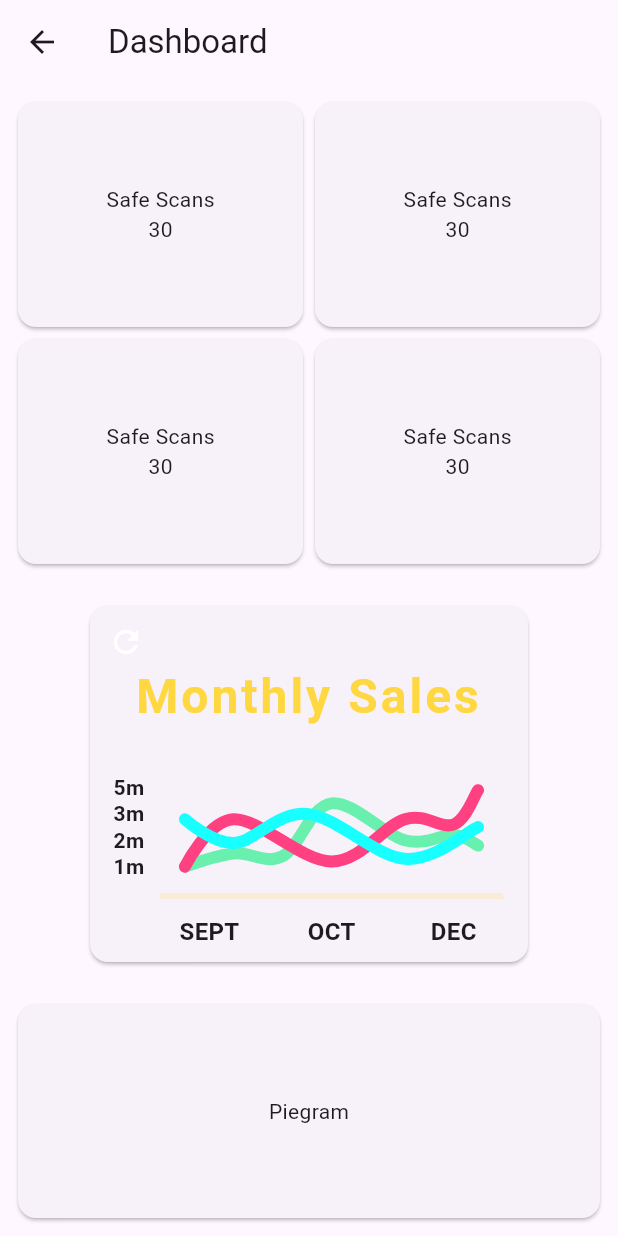
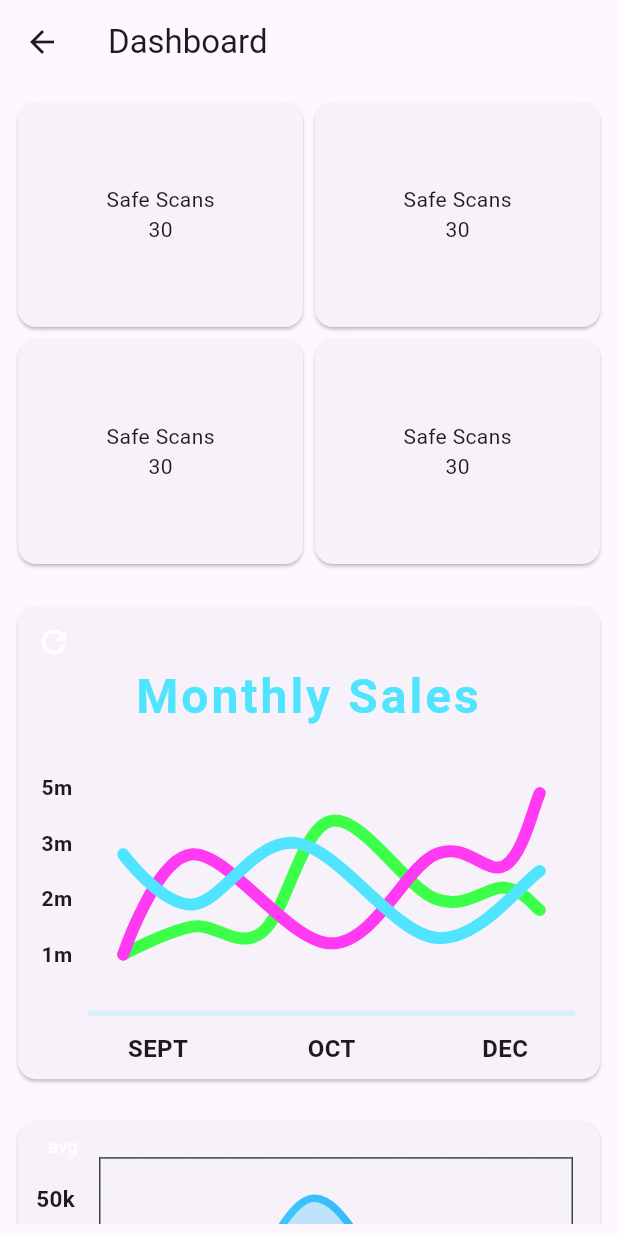
Before and after one commit to shmaisanimostafa/Security-Guard-Mobile-Admin, a Flutter app: the DashboardScreen screen opened directly, on a phone screen of 412 x 824 dp. Run offline on Flutter 3.47's test engine with Material 3 defaults, Android fonts, the phone set to English and light mode, and no system bars; drawn by our look-alikes of fl_chart; our stand-ins replace avatar_glow, dotted_border, file_picker, google_generative_ai, image_picker, speech_to_text; missing offline and left inert: feedback, flutter_email_sender, google_mlkit_text_recognition, highlight_text; statements that could not run were skipped.

Commit message:
Edit the Dashboard Charts

```diff
--- a/security_guard_mobile_admin/lib/components/line_chart_one.dart
+++ b/security_guard_mobile_admin/lib/components/line_chart_one.dart
@@ -1,3 +1,5 @@
+import 'package:capstone_proj/models/app_colors.dart';
+
 import 'package:fl_chart/fl_chart.dart';
 import 'package:flutter/material.dart';
 
@@ -167,11 +169,8 @@
   FlBorderData get borderData => FlBorderData(
         show: true,
         border: Border(
-          bottom: BorderSide(
-            color: Colors.amberAccent.withOpacity(0.2),
-            width: 4,
-          ),
-          // Theme.of().primaryColor.withOpacity(0.2), width: 4),
+          bottom:
+              BorderSide(color: AppColors.primary.withOpacity(0.2), width: 4),
           left: const BorderSide(color: Colors.transparent),
           right: const BorderSide(color: Colors.transparent),
           top: const BorderSide(color: Colors.transparent),
@@ -180,7 +179,7 @@
 
   LineChartBarData get lineChartBarData1_1 => LineChartBarData(
         isCurved: true,
-        color: Colors.greenAccent,
+        color: AppColors.contentColorGreen,
         barWidth: 8,
         isStrokeCapRound: true,
         dotData: const FlDotData(show: false),
@@ -198,13 +197,13 @@
 
   LineChartBarData get lineChartBarData1_2 => LineChartBarData(
         isCurved: true,
-        color: Colors.pinkAccent,
+        color: AppColors.contentColorPink,
         barWidth: 8,
         isStrokeCapRound: true,
         dotData: const FlDotData(show: false),
         belowBarData: BarAreaData(
           show: false,
-          color: Colors.pinkAccent.withOpacity(0),
+          color: AppColors.contentColorPink.withOpacity(0),
         ),
         spots: const [
           FlSpot(1, 1),
@@ -218,7 +217,7 @@
 
   LineChartBarData get lineChartBarData1_3 => LineChartBarData(
         isCurved: true,
-        color: Colors.cyanAccent,
+        color: AppColors.contentColorCyan,
         barWidth: 8,
         isStrokeCapRound: true,
         dotData: const FlDotData(show: false),
@@ -235,7 +234,7 @@
   LineChartBarData get lineChartBarData2_1 => LineChartBarData(
         isCurved: true,
         curveSmoothness: 0,
-        color: Colors.greenAccent.withOpacity(0.5),
+        color: AppColors.contentColorGreen.withOpacity(0.5),
         barWidth: 4,
         isStrokeCapRound: true,
         dotData: const FlDotData(show: false),
@@ -253,13 +252,13 @@
 
   LineChartBarData get lineChartBarData2_2 => LineChartBarData(
         isCurved: true,
-        color: Colors.pinkAccent.withOpacity(0.5),
+        color: AppColors.contentColorPink.withOpacity(0.5),
         barWidth: 4,
         isStrokeCapRound: true,
         dotData: const FlDotData(show: false),
         belowBarData: BarAreaData(
           show: true,
-          color: Colors.pinkAccent.withOpacity(0.2),
+          color: AppColors.contentColorPink.withOpacity(0.2),
         ),
         spots: const [
           FlSpot(1, 1),
@@ -274,7 +273,7 @@
   LineChartBarData get lineChartBarData2_3 => LineChartBarData(
         isCurved: true,
         curveSmoothness: 0,
-        color: Colors.cyanAccent.withOpacity(0.5),
+        color: AppColors.contentColorCyan.withOpacity(0.5),
         barWidth: 2,
         isStrokeCapRound: true,
         dotData: const FlDotData(show: true),
@@ -320,8 +319,7 @@
               const Text(
                 'Monthly Sales',
                 style: TextStyle(
-                  color: Colors.amberAccent,
-                  // Theme.of(context).primaryColor,
+                  color: AppColors.primary,
                   fontSize: 32,
                   fontWeight: FontWeight.bold,
                   letterSpacing: 2,
--- /dev/null
+++ b/security_guard_mobile_admin/lib/components/line_chart_two.dart.dart
@@ -0,0 +1,293 @@
+import 'package:capstone_proj/models/app_colors.dart';
+
+import 'package:fl_chart/fl_chart.dart';
+import 'package:flutter/material.dart';
+
+class LineChartSample2 extends StatefulWidget {
+  const LineChartSample2({super.key});
+
+  @override
+  State<LineChartSample2> createState() => _LineChartSample2State();
+}
+
+class _LineChartSample2State extends State<LineChartSample2> {
+  List<Color> gradientColors = [
+    AppColors.contentColorCyan,
+    AppColors.contentColorBlue,
+  ];
+
+  bool showAvg = false;
+
+  @override
+  Widget build(BuildContext context) {
+    return Stack(
+      children: <Widget>[
+        AspectRatio(
+          aspectRatio: 1.70,
+          child: Padding(
+            padding: const EdgeInsets.only(
+              right: 18,
+              left: 12,
+              top: 24,
+              bottom: 12,
+            ),
+            child: LineChart(
+              showAvg ? avgData() : mainData(),
+            ),
+          ),
+        ),
+        SizedBox(
+          width: 60,
+          height: 34,
+          child: TextButton(
+            onPressed: () {
+              setState(() {
+                showAvg = !showAvg;
+              });
+            },
+            child: Text(
+              'avg',
+              style: TextStyle(
+                fontSize: 12,
+                color: showAvg ? Colors.white.withOpacity(0.5) : Colors.white,
+              ),
+            ),
+          ),
+        ),
+      ],
+    );
+  }
+
+  Widget bottomTitleWidgets(double value, TitleMeta meta) {
+    const style = TextStyle(
+      fontWeight: FontWeight.bold,
+      fontSize: 16,
+    );
+    Widget text;
+    switch (value.toInt()) {
+      case 2:
+        text = const Text('MAR', style: style);
+        break;
+      case 5:
+        text = const Text('JUN', style: style);
+        break;
+      case 8:
+        text = const Text('SEP', style: style);
+        break;
+      default:
+        text = const Text('', style: style);
+        break;
+    }
+
+    return SideTitleWidget(
+      axisSide: meta.axisSide,
+      child: text,
+    );
+  }
+
+  Widget leftTitleWidgets(double value, TitleMeta meta) {
+    const style = TextStyle(
+      fontWeight: FontWeight.bold,
+      fontSize: 15,
+    );
+    String text;
+    switch (value.toInt()) {
+      case 1:
+        text = '10K';
+        break;
+      case 3:
+        text = '30k';
+        break;
+      case 5:
+        text = '50k';
+        break;
+      default:
+        return Container();
+    }
+
+    return Text(text, style: style, textAlign: TextAlign.left);
+  }
+
+  LineChartData mainData() {
+    return LineChartData(
+      gridData: FlGridData(
+        show: true,
+        drawVerticalLine: true,
+        horizontalInterval: 1,
+        verticalInterval: 1,
+        getDrawingHorizontalLine: (value) {
+          return const FlLine(
+            color: AppColors.mainGridLineColor,
+            strokeWidth: 1,
+          );
+        },
+        getDrawingVerticalLine: (value) {
+          return const FlLine(
+            color: AppColors.mainGridLineColor,
+            strokeWidth: 1,
+          );
+        },
+      ),
+      titlesData: FlTitlesData(
+        show: true,
+        rightTitles: const AxisTitles(
+          sideTitles: SideTitles(showTitles: false),
+        ),
+        topTitles: const AxisTitles(
+          sideTitles: SideTitles(showTitles: false),
+        ),
+        bottomTitles: AxisTitles(
+          sideTitles: SideTitles(
+            showTitles: true,
+            reservedSize: 30,
+            interval: 1,
+            getTitlesWidget: bottomTitleWidgets,
+          ),
+        ),
+        leftTitles: AxisTitles(
+          sideTitles: SideTitles(
+            showTitles: true,
+            interval: 1,
+            getTitlesWidget: leftTitleWidgets,
+            reservedSize: 42,
+          ),
+        ),
+      ),
+      borderData: FlBorderData(
+        show: true,
+        border: Border.all(color: const Color(0xff37434d)),
+      ),
+      minX: 0,
+      maxX: 11,
+      minY: 0,
+      maxY: 6,
+      lineBarsData: [
+        LineChartBarData(
+          spots: const [
+            FlSpot(0, 3),
+            FlSpot(2.6, 2),
+            FlSpot(4.9, 5),
+            FlSpot(6.8, 3.1),
+            FlSpot(8, 4),
+            FlSpot(9.5, 3),
+            FlSpot(11, 4),
+          ],
+          isCurved: true,
+          gradient: LinearGradient(
+            colors: gradientColors,
+          ),
+          barWidth: 5,
+          isStrokeCapRound: true,
+          dotData: const FlDotData(
+            show: false,
+          ),
+          belowBarData: BarAreaData(
+            show: true,
+            gradient: LinearGradient(
+              colors: gradientColors
+                  .map((color) => color.withOpacity(0.3))
+                  .toList(),
+            ),
+          ),
+        ),
+      ],
+    );
+  }
+
+  LineChartData avgData() {
+    return LineChartData(
+      lineTouchData: const LineTouchData(enabled: false),
+      gridData: FlGridData(
+        show: true,
+        drawHorizontalLine: true,
+        verticalInterval: 1,
+        horizontalInterval: 1,
+        getDrawingVerticalLine: (value) {
+          return const FlLine(
+            color: Color(0xff37434d),
+            strokeWidth: 1,
+          );
+        },
+        getDrawingHorizontalLine: (value) {
+          return const FlLine(
+            color: Color(0xff37434d),
+            strokeWidth: 1,
+          );
+        },
+      ),
+      titlesData: FlTitlesData(
+        show: true,
+        bottomTitles: AxisTitles(
+          sideTitles: SideTitles(
+            showTitles: true,
+            reservedSize: 30,
+            getTitlesWidget: bottomTitleWidgets,
+            interval: 1,
+          ),
+        ),
+        leftTitles: AxisTitles(
+          sideTitles: SideTitles(
+            showTitles: true,
+            getTitlesWidget: leftTitleWidgets,
+            reservedSize: 42,
+            interval: 1,
+          ),
+        ),
+        topTitles: const AxisTitles(
+          sideTitles: SideTitles(showTitles: false),
+        ),
+        rightTitles: const AxisTitles(
+          sideTitles: SideTitles(showTitles: false),
+        ),
+      ),
+      borderData: FlBorderData(
+        show: true,
+        border: Border.all(color: const Color(0xff37434d)),
+      ),
+      minX: 0,
+      maxX: 11,
+      minY: 0,
+      maxY: 6,
+      lineBarsData: [
+        LineChartBarData(
+          spots: const [
+            FlSpot(0, 3.44),
+            FlSpot(2.6, 3.44),
+            FlSpot(4.9, 3.44),
+            FlSpot(6.8, 3.44),
+            FlSpot(8, 3.44),
+            FlSpot(9.5, 3.44),
+            FlSpot(11, 3.44),
+          ],
+          isCurved: true,
+          gradient: LinearGradient(
+            colors: [
+              ColorTween(begin: gradientColors[0], end: gradientColors[1])
+                  .lerp(0.2)!,
+              ColorTween(begin: gradientColors[0], end: gradientColors[1])
+                  .lerp(0.2)!,
+            ],
+          ),
+          barWidth: 5,
+          isStrokeCapRound: true,
+          dotData: const FlDotData(
+            show: false,
+          ),
+          belowBarData: BarAreaData(
+            show: true,
+            gradient: LinearGradient(
+              colors: [
+                ColorTween(begin: gradientColors[0], end: gradientColors[1])
+                    .lerp(0.2)!
+                    .withOpacity(0.1),
+                ColorTween(begin: gradientColors[0], end: gradientColors[1])
+                    .lerp(0.2)!
+                    .withOpacity(0.1),
+              ],
+            ),
+          ),
+        ),
+      ],
+    );
+  }
+}
--- /dev/null
+++ b/security_guard_mobile_admin/lib/models/app_colors.dart
@@ -0,0 +1,25 @@
+import 'package:flutter/material.dart';
+
+class AppColors {
+  static const Color primary = contentColorCyan;
+  static const Color menuBackground = Color(0xFF090912);
+  static const Color itemsBackground = Color(0xFF1B2339);
+  static const Color pageBackground = Color(0xFF282E45);
+  static const Color mainTextColor1 = Colors.white;
+  static const Color mainTextColor2 = Colors.white70;
+  static const Color mainTextColor3 = Colors.white38;
+  static const Color mainGridLineColor = Colors.white10;
+  static const Color borderColor = Colors.white54;
+  static const Color gridLinesColor = Color(0x11FFFFFF);
+
+  static const Color contentColorBlack = Colors.black;
+  static const Color contentColorWhite = Colors.white;
+  static const Color contentColorBlue = Color(0xFF2196F3);
+  static const Color contentColorYellow = Color(0xFFFFC300);
+  static const Color contentColorOrange = Color(0xFFFF683B);
+  static const Color contentColorGreen = Color(0xFF3BFF49);
+  static const Color contentColorPurple = Color(0xFF6E1BFF);
+  static const Color contentColorPink = Color(0xFFFF3AF2);
+  static const Color contentColorRed = Color(0xFFE80054);
+  static const Color contentColorCyan = Color(0xFF50E4FF);
+}
--- a/security_guard_mobile_admin/lib/screens/admin/dashboard_screen.dart
+++ b/security_guard_mobile_admin/lib/screens/admin/dashboard_screen.dart
@@ -1,4 +1,5 @@
 import 'package:capstone_proj/components/line_chart_one.dart';
+import 'package:capstone_proj/components/line_chart_two.dart.dart';
 import 'package:capstone_proj/components/statistics_card.dart';
 import 'package:flutter/material.dart';
 import 'package:flutter/widgets.dart';
@@ -12,10 +13,10 @@
       appBar: AppBar(
         title: const Text('Dashboard'),
       ),
-      body: const Padding(
-        padding: EdgeInsets.all(8.0),
-        child: Column(
-          children: [
+      body: Padding(
+        padding: const EdgeInsets.all(8.0),
+        child: ListView(
+          children: const [
             Row(
               children: [
                 Expanded(
@@ -49,9 +50,7 @@
             SizedBox(height: 20),
             Expanded(
               child: Card(
-                child: Center(
-                  child: Text('Piegram'),
-                ),
+                child: Center(child: LineChartSample2()),
               ),
             ),
           ],
```
